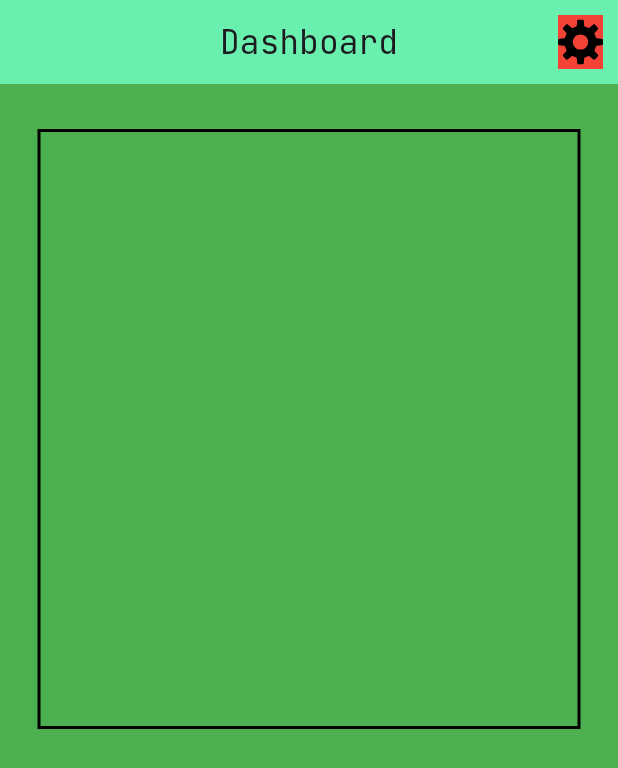
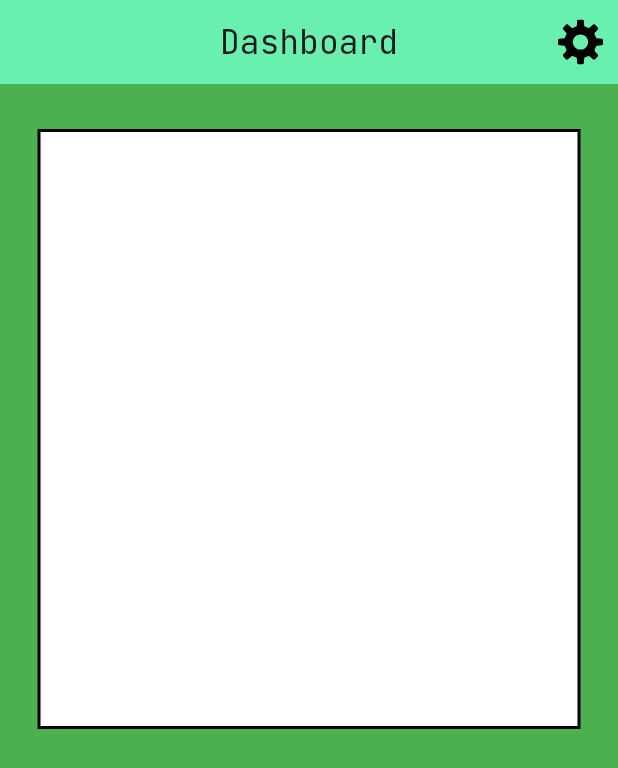
Before and after one commit to arahman-25/P1_habit_mastery_app, a Flutter app: the screen it shows after launch, on a phone screen of 412 x 824 dp. Shown: the top 768 px of the screen. Run offline on Flutter 3.47's test engine with Material 3 defaults, Android fonts, the phone set to English and light mode, and no system bars; our stand-ins replace flutter_svg, google_fonts.

Commit message:
initialized create/edit, details, history, and settings pages, and implemented a working settings button that navigates to the settings page

```diff
--- a/habit_mastery_app/lib/dashboard.dart
+++ b/habit_mastery_app/lib/dashboard.dart
@@ -1,6 +1,7 @@
 import 'package:flutter/material.dart';
 import 'package:flutter_svg/flutter_svg.dart';
 import 'package:google_fonts/google_fonts.dart';
+import 'package:habit_mastery_app/settings.dart';
 
 class Dashboard extends StatelessWidget {
   const Dashboard({super.key});
@@ -17,7 +18,7 @@
         ),
         centerTitle: true,
         actions: [
-          HoverButton()
+          SettingButton()
         ],
       ),
       body: Column(
@@ -28,6 +29,7 @@
             width: 400,
             margin: EdgeInsets.only(top: 30, left: 25, right: 25),
             decoration: BoxDecoration(
+              color: Colors.white,
               border: BoxBorder.all(color: Colors.black, width: 2)
             )
           )
@@ -37,37 +39,46 @@
   }
 }
 
-class HoverButton extends StatefulWidget {
-  const new({super.key});
+class SettingButton extends StatefulWidget {
+  const SettingButton({super.key});
 
   @override
-  State<HoverButton> createState() => _HoverButtonState();
+  State<SettingButton> createState() => SettingButtonState();
 }
 
-class _HoverButtonState extends State<HoverButton> {
+class SettingButtonState extends State<SettingButton> {
   bool _isHovered = false;
 
   @override
   Widget build(BuildContext context) {
-    return MouseRegion(
-              onEnter:(event) {
+    return GestureDetector(
+      onTap: () {
+        Navigator.push(
+          context,
+          MaterialPageRoute(
+            builder: (context) => Settings()));
+      },
+      onTapDown: (details) {
         setState(() {
           _isHovered = true;
         });
       },
-              onExit:(event) {
+      onTapUp: (details) {
         setState(() {
           _isHovered = false;
         });
       },
       child: AnimatedContainer(
         duration: Duration(milliseconds: 200),
-                margin: EdgeInsets.all(10),
+        margin: EdgeInsets.all(5),
+        padding: EdgeInsets.all(5),
         alignment: Alignment.center,
         decoration: BoxDecoration(
-                  color: _isHovered ? Colors.blue : Colors.red
+          color: _isHovered ? Colors.green : Colors.greenAccent,
+          borderRadius: BorderRadius.circular(2)
         ),
-                child: SvgPicture.asset('assets/icons/gear-svgrepo-com.svg',
+        child: SvgPicture.asset(
+          'assets/icons/gear-svgrepo-com.svg',
           height: 30,
           width: 30,
           alignment: Alignment.center
```
Also changed, not shown: habit_mastery_app/lib/create_edit.dart (added, +20 -0 lines), habit_mastery_app/lib/details.dart (added, +19 -0 lines), habit_mastery_app/lib/history.dart (added, +19 -0 lines), habit_mastery_app/lib/settings.dart (added, +19 -0 lines). Lines whose indentation alone changed are shown as unchanged.
